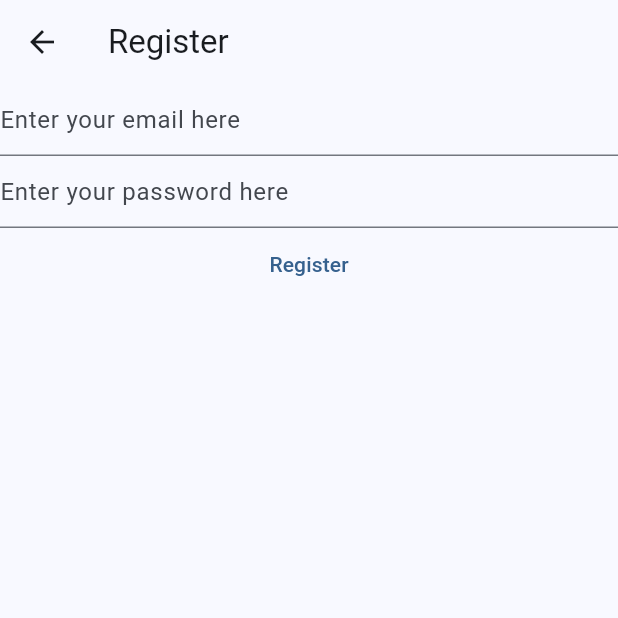
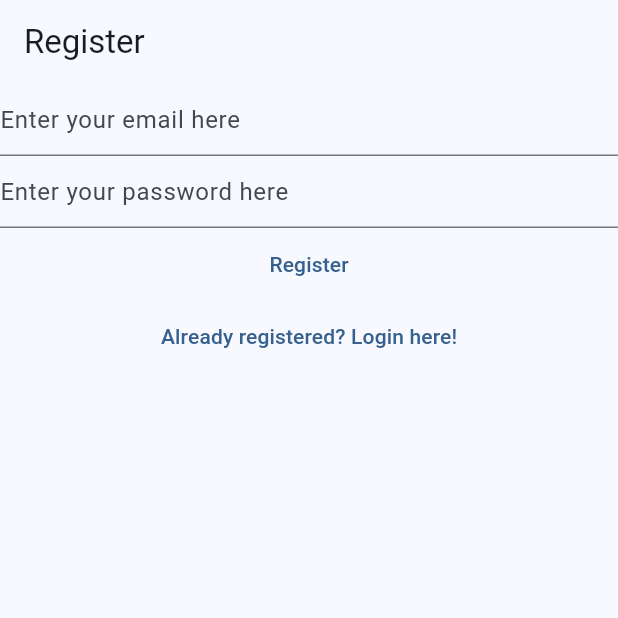
Before and after one commit to edwarmv/mynotes, a Flutter app: the RegisterView screen opened directly, on a phone screen of 412 x 824 dp, the top half of it. Run offline on Flutter 3.47's test engine with Material 2 defaults, Android fonts, the phone set to English and light mode, and no system bars; our stand-ins replace firebase_auth, firebase_core; accounts and stored records are empty.

Commit message:
feat: add routes for login and register view
split verify email view into separate file

```diff
--- a/lib/views/register_view.dart
+++ b/lib/views/register_view.dart
@@ -1,7 +1,5 @@
-import 'package:firebase_core/firebase_core.dart';
 import 'package:firebase_auth/firebase_auth.dart';
 import 'package:flutter/material.dart';
-import 'package:mynotes/firebase_options.dart';
 
 class RegisterView extends StatefulWidget {
   const RegisterView({Key? key}) : super(key: key);
@@ -32,29 +30,23 @@ class _RegisterViewState extends State<RegisterView> {
   Widget build(BuildContext context) {
     return Scaffold(
       appBar: AppBar(title: const Text('Register')),
-      body: FutureBuilder(
-          future: Firebase.initializeApp(
-              options: DefaultFirebaseOptions.currentPlatform),
-          builder: (context, snapshot) {
-            switch (snapshot.connectionState) {
-              case ConnectionState.done:
-                return Column(
+      body: Column(
         children: [
           TextField(
             controller: _email,
             enableSuggestions: false,
             autocorrect: false,
             keyboardType: TextInputType.emailAddress,
-                      decoration: const InputDecoration(
-                          hintText: 'Enter your email here'),
+            decoration:
+                const InputDecoration(hintText: 'Enter your email here'),
           ),
           TextField(
             controller: _password,
             obscureText: true,
             enableSuggestions: false,
             autocorrect: false,
-                      decoration: const InputDecoration(
-                          hintText: 'Enter your password here'),
+            decoration:
+                const InputDecoration(hintText: 'Enter your password here'),
           ),
           TextButton(
               onPressed: () async {
@@ -78,12 +70,14 @@ class _RegisterViewState extends State<RegisterView> {
                 }
               },
               child: const Text('Register')),
+          TextButton(
+              onPressed: () {
+                Navigator.of(context)
+                    .pushNamedAndRemoveUntil('/login/', (route) => false);
+              },
+              child: const Text('Already registered? Login here!'))
         ],
-                );
-              default:
-                return const Text('Loading...');
-            }
-          }),
+      ),
     );
   }
 }
```
Also changed, not shown: lib/main.dart (+15 -14 lines), lib/views/login_view.dart (+12 -18 lines), lib/views/verify_email_view.dart (added, +27 -0 lines). Lines whose indentation alone changed are shown as unchanged.
